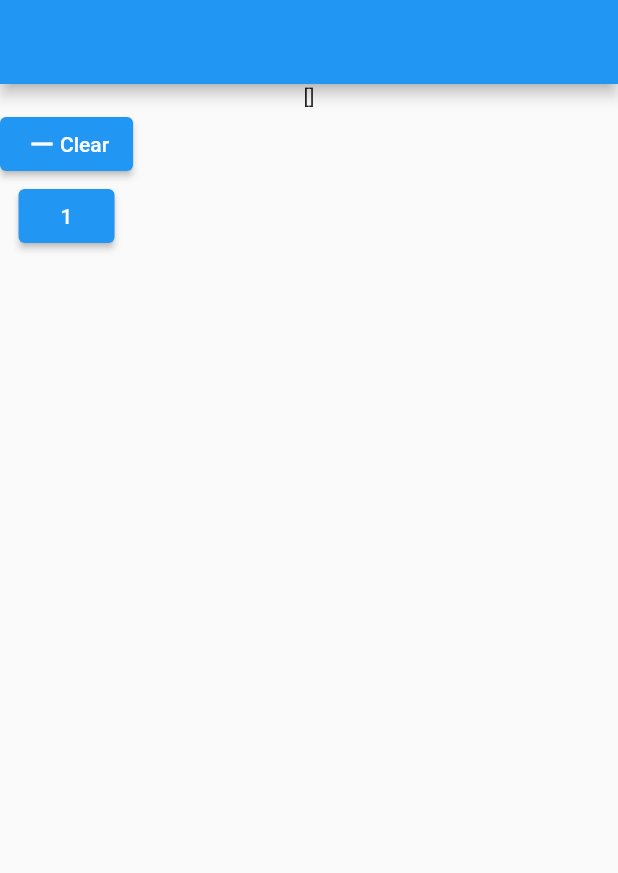
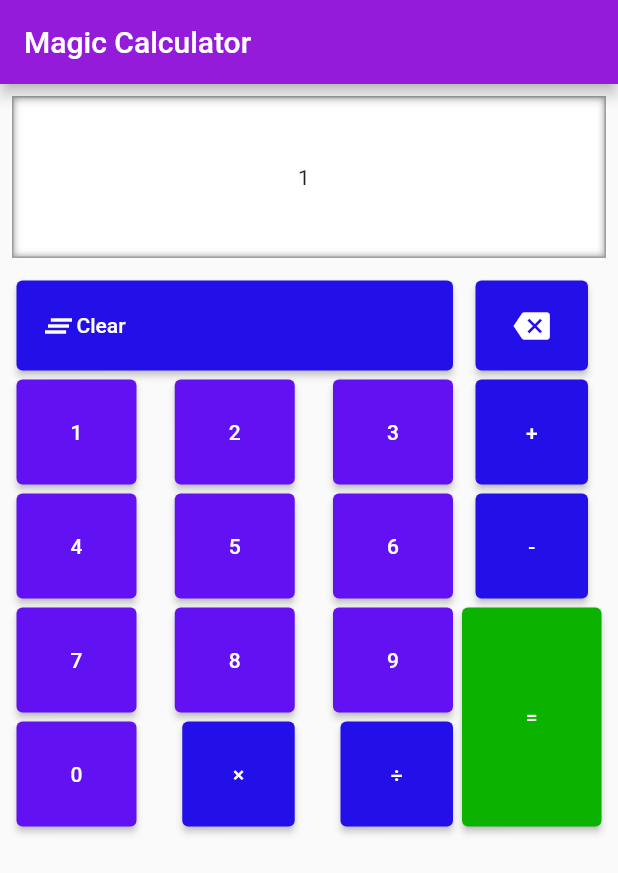
Before and after one commit to HashemAlkeshawi/Magic_calculator, a Flutter app: the screen it shows after launch, after a tap on an icon or button, on a phone screen of 412 x 824 dp. Shown: the top 873 px of the screen. Run offline on Flutter 3.47's test engine with Material 2 defaults, Android fonts, the phone set to English and light mode, and no system bars; missing offline and left inert: dart:ffi.

Commit message:
magic calculator

```diff
--- a/lib/screens/Home.dart
+++ b/lib/screens/Home.dart
@@ -1,80 +1,16 @@
 import 'package:flutter/material.dart';
+
+import '../widgets/Calculator.dart';
 
 class Magic_calculator extends StatelessWidget {
   @override
   Widget build(BuildContext context) {
     return Scaffold(
-      appBar: AppBar(),
+      appBar: AppBar(
+        backgroundColor: Color(0xff951BDB),
+        title: const Text("Magic Calculator"),
+      ),
       body: Calculator(),
     );
   }
 }
-
-enum Operator { sum, sub, div, mult }
-
-class Calculator extends StatefulWidget {
-  String First_index = "";
-  String Second_index = "";
-
-  Operator? operator;
-
-  List<dynamic> operation = [];
-
-  @override
-  State<Calculator> createState() => _CalculatorState();
-}
-
-class _CalculatorState extends State<Calculator> {
-  @override
-  Widget build(BuildContext context) {
-    return Container(
-      child: Column(
-        children: [
-          Text(widget.operation.toString()),
-          Container(
-            child: Row(
-              children: [
-                Column(
-                  children: [
-                    ElevatedButton(
-                      onPressed: () {},
-                      child: Row(
-                        children: [
-                          Icon(Icons.remove),
-                          Text("Clear"),
-                        ],
-                      ),
-                    ),
-                    Row(
-                      children: [
-                        ElevatedButton(
-                          onPressed: () {
-                            if (widget.operation.length == 1 ||
-                                widget.operation.isEmpty) {
-                              widget.First_index += '1';
-                              widget.operation.first(widget.First_index);
-                            } else {
-                              widget.Second_index;
-                              widget.operation.add(widget.Second_index);
-                            }
-                            setState(() {});
-                          },
-                          child: Container(
-                            child: Text("1"),
-                          ),
-                        ),
-                      ],
-                    ),
-                  ],
-                ),
-                Column(
-                  children: [],
-                ),
-              ],
-            ),
-          )
-        ],
-      ),
-    );
-  }
-}
--- /dev/null
+++ b/lib/widgets/Calculator.dart
@@ -0,0 +1,334 @@
+import 'dart:ffi';
+
+import 'package:flutter/material.dart';
+
+import '../screens/Hidden.dart';
+
+enum Operator { sum, sub, div, mult, equal }
+
+class Calculator extends StatefulWidget {
+  String First_index = "";
+  String Second_index = "";
+
+  Operator? operator;
+
+  List<dynamic> operation = [""];
+
+  @override
+  State<Calculator> createState() => _CalculatorState();
+}
+
+class _CalculatorState extends State<Calculator> {
+  List<dynamic> passEquation = ['3.15', '+', '2001'];
+  @override
+  Widget build(BuildContext context) {
+    return Container(
+      margin: EdgeInsets.all(8),
+      child: Column(
+        children: [
+          Container(
+            alignment: Alignment.center,
+            width: double.infinity,
+            padding: const EdgeInsets.symmetric(horizontal: 8.0, vertical: 45),
+            decoration: BoxDecoration(
+              border: Border.all(color: Colors.grey, width: 1),
+              boxShadow: [
+                const BoxShadow(
+                  color: Colors.grey,
+                ),
+                const BoxShadow(
+                  color: Colors.white,
+                  spreadRadius: -1.0,
+                  blurRadius: 3.0,
+                ),
+              ],
+            ),
+            child: Screen(widget.operation),
+          ),
+          Container(
+            margin: EdgeInsets.only(top: 12),
+            width: double.infinity,
+            child: Row(
+              children: [
+                Expanded(
+                  flex: 3,
+                  child: Column(
+                    children: [
+                      Container(
+                        margin: EdgeInsets.all(3),
+                        height: 60,
+                        child: ElevatedButton(
+                          style: ButtonStyle(
+                              backgroundColor:
+                                  MaterialStateProperty.all(Color(0xff2310E8))),
+                          onPressed: () {
+                            Clear();
+                          },
+                          child: Row(
+                            children: [
+                              Icon(Icons.clear_all),
+                              Text("Clear"),
+                            ],
+                          ),
+                        ),
+                      ),
+                      Row(
+                        mainAxisAlignment: MainAxisAlignment.spaceBetween,
+                        children: [
+                          nomberButton(1),
+                          nomberButton(2),
+                          nomberButton(3),
+                        ],
+                      ),
+                      Row(
+                        mainAxisAlignment: MainAxisAlignment.spaceBetween,
+                        children: [
+                          nomberButton(4),
+                          nomberButton(5),
+                          nomberButton(6),
+                        ],
+                      ),
+                      Row(
+                        mainAxisAlignment: MainAxisAlignment.spaceBetween,
+                        children: [
+                          nomberButton(7),
+                          nomberButton(8),
+                          nomberButton(9),
+                        ],
+                      ),
+                      Row(
+                        mainAxisAlignment: MainAxisAlignment.spaceBetween,
+                        children: [
+                          nomberButton(0),
+                          operatorButton(Operator.mult),
+                          operatorButton(Operator.div),
+                        ],
+                      ),
+                    ],
+                  ),
+                ),
+                Expanded(
+                  flex: 1,
+                  child: Column(
+                    mainAxisAlignment: MainAxisAlignment.spaceBetween,
+                    children: [
+                      backSpaceButton(),
+                      operatorButton(Operator.sum),
+                      operatorButton(Operator.sub),
+                      equalButton(),
+                    ],
+                  ),
+                ),
+              ],
+            ),
+          )
+        ],
+      ),
+    );
+  }
+
+  Widget Screen(List<dynamic> operation) {
+    String first_operand = '0';
+    String operator = '';
+    String second_operand = '';
+    if (operation.length == 0) {
+      first_operand = '0';
+    } else if (operation.length == 1) {
+      first_operand = '${operation[0]}';
+    } else if (operation.length == 2) {
+      first_operand = '${operation[0]}';
+      operator = '${operation[1]}';
+    } else if (operation.length == 3) {
+      first_operand = '${operation[0]}';
+      operator = '${operation[1]}';
+      second_operand = '${operation[2]}';
+    }
+
+    return Text(
+        "${first_operand == '' ? '0' : first_operand} $operator $second_operand");
+  }
+
+  Widget backSpaceButton() {
+    return Container(
+      margin: EdgeInsets.all(3),
+      height: 60,
+      width: 75,
+      child: ElevatedButton(
+        style: ButtonStyle(
+            backgroundColor: MaterialStateProperty.all(Color(0xff2310E8))),
+        onPressed: () {
+          if (widget.operation.length == 1 || widget.operation.isEmpty) {
+            widget.First_index =
+                '${widget.First_index.substring(0, widget.First_index.length > 0 ? widget.First_index.length - 1 : 0)}';
+            widget.operation[0] = (widget.First_index);
+          } else if (widget.operation.length == 2) {
+            widget.operation.removeLast();
+          } else if (widget.operation.length == 3) {
+            widget.Second_index =
+                '${widget.Second_index.substring(0, widget.Second_index.length > 0 ? widget.Second_index.length - 1 : 0)}';
+            widget.operation[2] = (widget.Second_index);
+            if (widget.Second_index == '') {
+              widget.operation.removeLast();
+            }
+          }
+          setState(() {});
+        },
+        child: Container(
+          child: Icon(Icons.backspace),
+        ),
+      ),
+    );
+  }
+
+  Widget nomberButton(int nomber) {
+    return Container(
+      margin: EdgeInsets.all(3),
+      height: 70,
+      width: 80,
+      child: ElevatedButton(
+        style: ButtonStyle(
+            backgroundColor: MaterialStateProperty.all(Color(0xff6211F2))),
+        onPressed: () {
+          onNomberClicked(nomber);
+          setState(() {});
+        },
+        child: Container(
+          child: Text("$nomber"),
+        ),
+      ),
+    );
+  }
+
+  Widget operatorButton(Operator operator) {
+    return Container(
+      margin: EdgeInsets.all(3),
+      height: 70,
+      width: 75,
+      child: ElevatedButton(
+        style: ButtonStyle(
+            backgroundColor: MaterialStateProperty.all(Color(0xff2310E8))),
+        onPressed: () {
+          onOperatorClicked(operator);
+          setState(() {});
+        },
+        child: Container(
+          child: Text(operatorIcon(operator)),
+        ),
+      ),
+    );
+  }
+
+  Clear() {
+    widget.operation.clear();
+    widget.First_index = '';
+    widget.Second_index = '';
+    widget.operation.add("");
+    setState(() {});
+  }
+
+  onNomberClicked(dynamic input) {
+    if (widget.operation.length == 1 || widget.operation.isEmpty) {
+      widget.First_index += '$input';
+      widget.operation[0] = (widget.First_index);
+    } else if (widget.operation.length == 2) {
+      widget.Second_index += '$input';
+      widget.operation.add(widget.Second_index);
+    } else if (widget.operation.length == 3) {
+      widget.Second_index += '$input';
+      widget.operation[2] = (widget.Second_index);
+    }
+  }
+
+  onOperatorClicked(Operator input) {
+    if (widget.operation.isEmpty || widget.operation.first == "") {
+    } else if (widget.operation.length == 1) {
+      widget.operator = input;
+      widget.operation.add(operatorIcon(input));
+    } else {}
+  }
+
+  String operatorIcon(Operator operator) {
+    return operator == Operator.div
+        ? ('÷')
+        : operator == Operator.mult
+            ? ('×')
+            : operator == Operator.sub
+                ? ('-')
+                : operator == Operator.sum
+                    ? ('+')
+                    : operator == Operator.equal
+                        ? ('=')
+                        : ("");
+  }
+
+  Widget equalButton() {
+    return Container(
+      margin: EdgeInsets.all(3),
+      height: 146,
+      width: double.infinity,
+      child: ElevatedButton(
+        style: ButtonStyle(
+            backgroundColor: MaterialStateProperty.all(Color(0xff0BB300))),
+        onPressed: () {
+          onequalClicked(widget.operation);
+          setState(() {});
+        },
+        child: Container(
+          child: Text(operatorIcon(Operator.equal)),
+        ),
+      ),
+    );
+  }
+
+  onequalClicked(List<dynamic> operation) {
+    print(passEquation.toString());
+    if (operation.toString() == passEquation.toString()) {
+      operation.clear();
+      Navigator.of(context)
+          .push(MaterialPageRoute(builder: (context) => Hidden()));
+
+      print("Done!");
+    } else if (operation.length == 1 || operation.length == 2) {
+    } else if (operation.length == 3) {
+      if (operation[1] == "+") {
+        String temp = (sum(operation[0], operation[2]));
+        widget.operation.clear();
+        widget.operation.add(temp);
+      } else if (operation[1] == "-") {
+        String temp = (sub(operation[0], operation[2]));
+        widget.operation.clear();
+        widget.operation.add(temp);
+      } else if (operation[1] == "÷") {
+        String temp = (div(operation[0], operation[2]));
+        widget.operation.clear();
+        widget.operation.add(temp);
+      } else if (operation[1] == "×") {
+        String temp = (mult(operation[0], operation[2]));
+        widget.operation.clear();
+        widget.operation.add(temp);
+      } else {}
+    }
+    widget.First_index = '';
+    widget.Second_index = '';
+  }
+
+  String sum(x, y) {
+    return (double.parse(x) + double.parse(y)).toString();
+  }
+
+  String sub(x, y) {
+    return (double.parse(x) - double.parse(y)).toString();
+  }
+
+  String mult(x, y) {
+    return (double.parse(x) * double.parse(y)).toString();
+  }
+
+  String div(x, y) {
+    if (int.parse(y) != 0) {
+      return (double.parse(x) / double.parse(y)).toString();
+    } else {
+      return "Can not divide by Zero";
+    }
+  }
+}
```
Also changed, not shown: lib/screens/Hidden.dart (+55 -1 lines).
